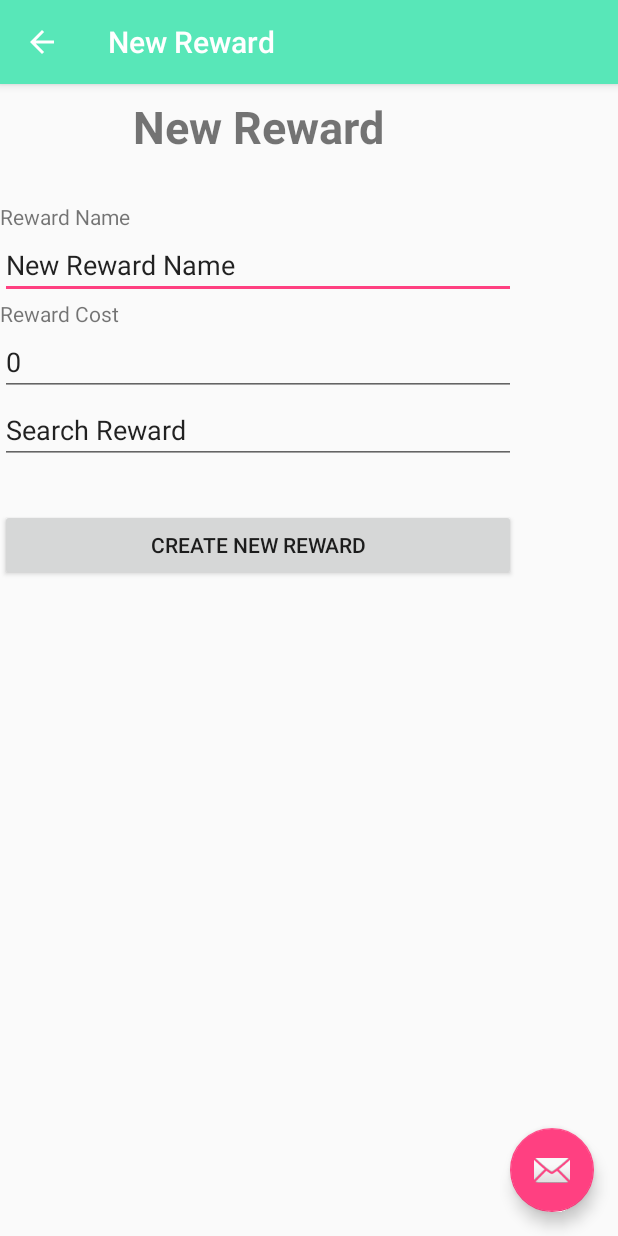
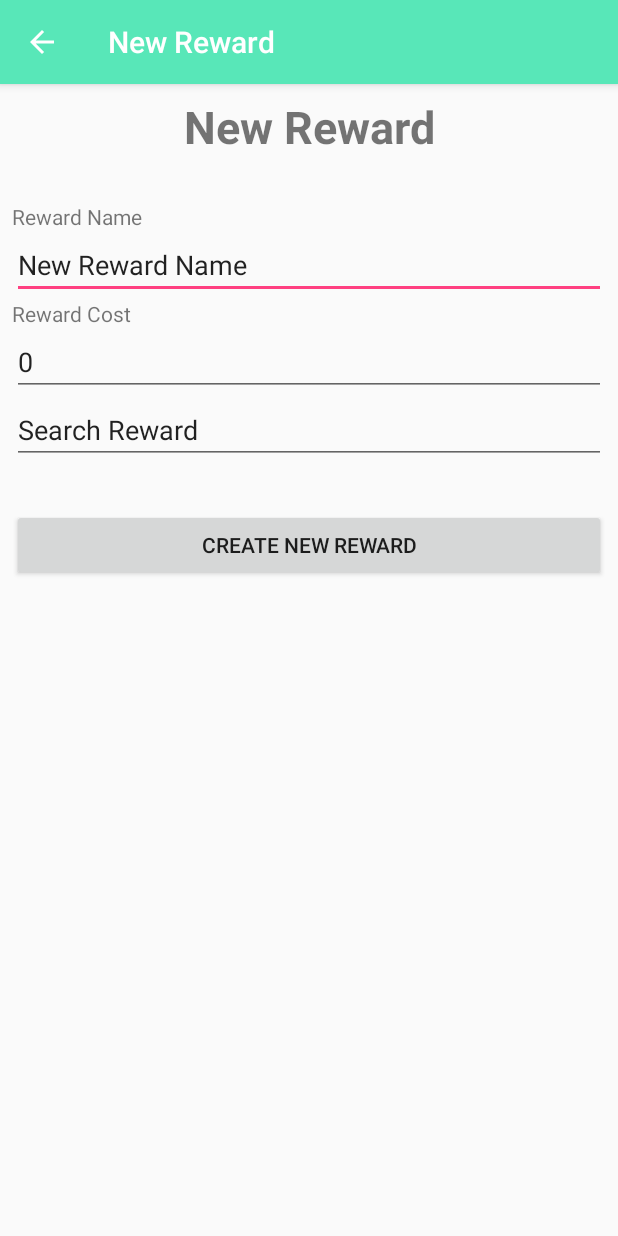
Before and after one commit to Cameron-Barge/Awexa, an Android app: the AddRewardActivity screen opened directly, with no data from a screen before it, on a phone screen of 412 x 824 dp. Run offline under Robolectric (Android 15) with nearby library versions, the light colour scheme and no system bars.

Commit message:
Fix layout constraints, stop crashing on up nav
Check in case there are null extras (from up nav after clicking to add rewards/chores) and don't do stuff with it if it's null

```diff
--- a/Awexa/app/src/main/res/layout/activity_add_reward.xml
+++ b/Awexa/app/src/main/res/layout/activity_add_reward.xml
@@ -15,12 +15,4 @@
 
     <include layout="@layout/content_add_reward" />
 
-    <android.support.design.widget.FloatingActionButton
-        android:id="@+id/fab"
-        android:layout_width="wrap_content"
-        android:layout_height="wrap_content"
-        android:layout_gravity="bottom|end"
-        android:layout_margin="@dimen/fab_margin"
-        app:srcCompat="@android:drawable/ic_dialog_email" />
-
 </android.support.design.widget.CoordinatorLayout>
--- a/Awexa/app/src/main/res/layout/content_add_reward.xml
+++ b/Awexa/app/src/main/res/layout/content_add_reward.xml
@@ -9,11 +9,18 @@
     tools:showIn="@layout/activity_add_reward">
 
     <ScrollView
-        android:layout_width="344dp"
+        android:layout_width="0dp"
         android:layout_height="495dp"
-        tools:layout_editor_absoluteX="8dp"
         app:layout_constraintTop_toTopOf="parent"
-        android:layout_marginTop="8dp">
+        android:layout_marginTop="8dp"
+        tools:layout_constraintRight_creator="1"
+        android:layout_marginStart="8dp"
+        android:layout_marginEnd="8dp"
+        app:layout_constraintRight_toRightOf="parent"
+        tools:layout_constraintLeft_creator="1"
+        app:layout_constraintLeft_toLeftOf="parent"
+        android:layout_marginLeft="8dp"
+        android:layout_marginRight="8dp">
 
         <LinearLayout
             android:layout_width="match_parent"
@@ -76,6 +83,7 @@
                 android:id="@+id/createReward"
                 android:layout_width="match_parent"
                 android:layout_height="wrap_content"
+                android:onClick="addReward"
                 android:text="Create New Reward" />
         </LinearLayout>
     </ScrollView>
```
Also changed, not shown: Awexa/app/src/main/java/com/awexa/awexa/AddChoreActivity.java (+9 -9 lines), Awexa/app/src/main/java/com/awexa/awexa/AddRewardActivity.java (+9 -12 lines), Awexa/app/src/main/java/com/awexa/awexa/ChildProgressActivity.java (+5 -3 lines), Awexa/app/src/main/res/layout/activity_add_chore.xml (+0 -8 lines), Awexa/app/src/main/res/layout/content_add_chore.xml (+10 -2 lines), Awexa/app/src/main/res/layout/content_child_progress.xml (+37 -19 lines).
